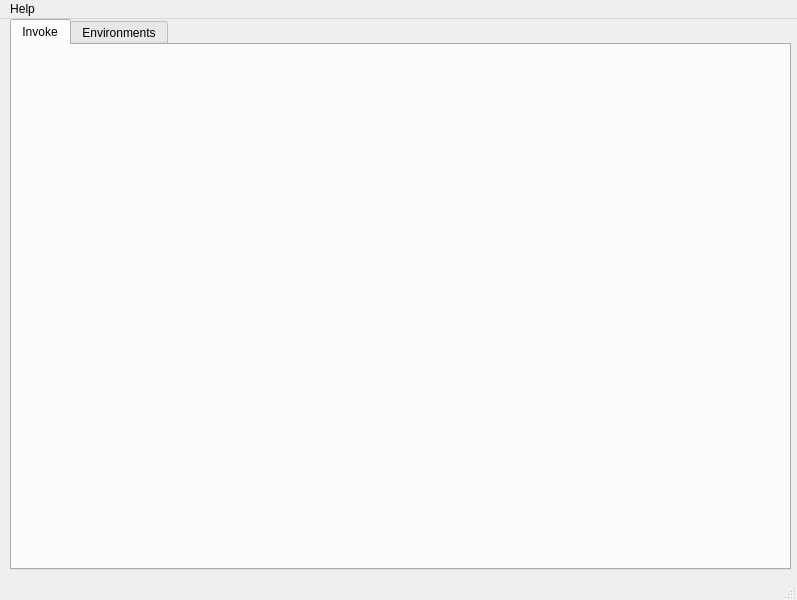
Above: qt6-ui/Invoker.ui from ManianVSS/Invoker.py before the change. Below: the same form after it.
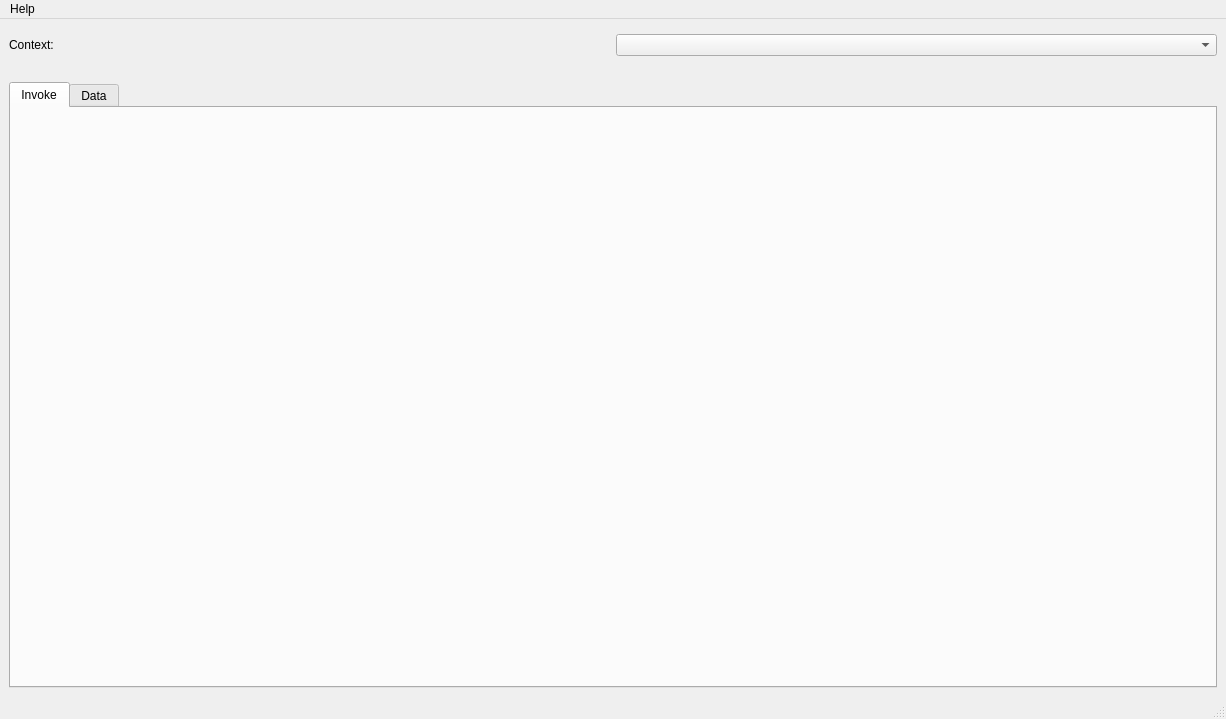
That is the form after the change.

Patch:
```diff
--- a/qt6-ui/Invoker.ui
+++ b/qt6-ui/Invoker.ui
@@ -6,24 +6,54 @@
    <rect>
     <x>0</x>
     <y>0</y>
-    <width>797</width>
-    <height>600</height>
+    <width>1226</width>
+    <height>719</height>
    </rect>
   </property>
   <property name="windowTitle">
    <string>Invoker</string>
   </property>
   <widget class="QWidget" name="centralwidget">
-   <widget class="QWidget" name="verticalLayoutWidget">
-    <property name="geometry">
-     <rect>
-      <x>10</x>
-      <y>0</y>
-      <width>781</width>
-      <height>551</height>
-     </rect>
-    </property>
-    <layout class="QVBoxLayout" name="vertical_layout_main">
+   <layout class="QGridLayout" name="gridLayout">
+    <item row="0" column="0">
+     <layout class="QVBoxLayout" name="vertical_layout_main" stretch="0,0,0,0">
+      <item>
+       <widget class="QFrame" name="frame">
+        <property name="frameShape">
+         <enum>QFrame::StyledPanel</enum>
+        </property>
+        <property name="frameShadow">
+         <enum>QFrame::Raised</enum>
+        </property>
+       </widget>
+      </item>
+      <item>
+       <layout class="QHBoxLayout" name="horizontal_layout_main">
+        <item>
+         <widget class="QLabel" name="label_context">
+          <property name="text">
+           <string>Context:</string>
+          </property>
+         </widget>
+        </item>
+        <item>
+         <widget class="QComboBox" name="combobox_contexts"/>
+        </item>
+       </layout>
+      </item>
+      <item>
+       <spacer name="horizontalSpacer">
+        <property name="orientation">
+         <enum>Qt::Horizontal</enum>
+        </property>
+        <property name="sizeHint" stdset="0">
+         <size>
+          <width>40</width>
+          <height>20</height>
+         </size>
+        </property>
+       </spacer>
+      </item>
      <item>
       <widget class="QTabWidget" name="tab_widget_main">
        <property name="currentIndex">
@@ -36,20 +66,21 @@
        </widget>
        <widget class="QWidget" name="tab_4">
         <attribute name="title">
-         <string>Environments</string>
+          <string>Data</string>
         </attribute>
        </widget>
       </widget>
      </item>
     </layout>
-   </widget>
+    </item>
+   </layout>
   </widget>
   <widget class="QMenuBar" name="menubar_main">
    <property name="geometry">
     <rect>
      <x>0</x>
      <y>0</y>
-     <width>797</width>
+     <width>1226</width>
      <height>22</height>
     </rect>
    </property>
```
Left out of the diff: 4 changed lines with no effect on the pictures. Lines whose indentation alone changed are shown as unchanged.
